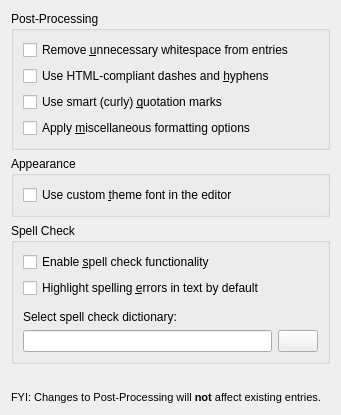
The window that ui/configurationeditor.ui (pwizard2/robojournal) describes before a commit, drawn with Qt 5.
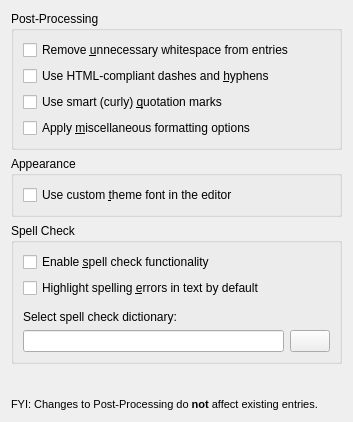
The same window after the commit. Icons and pictures are not drawn.

Patch:
```diff
--- a/ui/configurationeditor.ui
+++ b/ui/configurationeditor.ui
@@ -6,8 +6,8 @@
    <rect>
     <x>0</x>
     <y>0</y>
-    <width>341</width>
-    <height>415</height>
+    <width>353</width>
+    <height>422</height>
    </rect>
   </property>
   <property name="windowTitle">
@@ -175,7 +175,7 @@
      <property name="sizeHint" stdset="0">
       <size>
        <width>20</width>
-       <height>10</height>
+       <height>1</height>
       </size>
      </property>
     </spacer>
@@ -186,8 +186,8 @@
       <string>&lt;!DOCTYPE HTML PUBLIC &quot;-//W3C//DTD HTML 4.0//EN&quot; &quot;http://www.w3.org/TR/REC-html40/strict.dtd&quot;&gt;
 &lt;html&gt;&lt;head&gt;&lt;meta name=&quot;qrichtext&quot; content=&quot;1&quot; /&gt;&lt;style type=&quot;text/css&quot;&gt;
 p, li { white-space: pre-wrap; }
-&lt;/style&gt;&lt;/head&gt;&lt;body style=&quot; font-family:'Sans'; font-size:10pt; font-weight:400; font-style:normal;&quot;&gt;
-&lt;p style=&quot; margin-top:0px; margin-bottom:0px; margin-left:0px; margin-right:0px; -qt-block-indent:0; text-indent:0px;&quot;&gt;&lt;span style=&quot; font-family:'MS Shell Dlg 2'; font-size:8pt;&quot;&gt;FYI: Changes to Post-Processing will &lt;/span&gt;&lt;span style=&quot; font-family:'MS Shell Dlg 2'; font-size:8pt; font-weight:600;&quot;&gt;not&lt;/span&gt;&lt;span style=&quot; font-family:'MS Shell Dlg 2'; font-size:8pt;&quot;&gt; affect existing entries.&lt;/span&gt;&lt;/p&gt;&lt;/body&gt;&lt;/html&gt;</string>
+&lt;/style&gt;&lt;/head&gt;&lt;body style=&quot; font-family:'Sans'; font-size:9pt; font-weight:400; font-style:normal;&quot;&gt;
+&lt;p style=&quot; margin-top:0px; margin-bottom:0px; margin-left:0px; margin-right:0px; -qt-block-indent:0; text-indent:0px;&quot;&gt;&lt;span style=&quot; font-family:'MS Shell Dlg 2'; font-size:8pt;&quot;&gt;FYI: Changes to Post-Processing do &lt;/span&gt;&lt;span style=&quot; font-family:'MS Shell Dlg 2'; font-size:8pt; font-weight:600;&quot;&gt;not&lt;/span&gt;&lt;span style=&quot; font-family:'MS Shell Dlg 2'; font-size:8pt;&quot;&gt; affect existing entries.&lt;/span&gt;&lt;/p&gt;&lt;/body&gt;&lt;/html&gt;</string>
      </property>
      <property name="wordWrap">
       <bool>true</bool>
```
